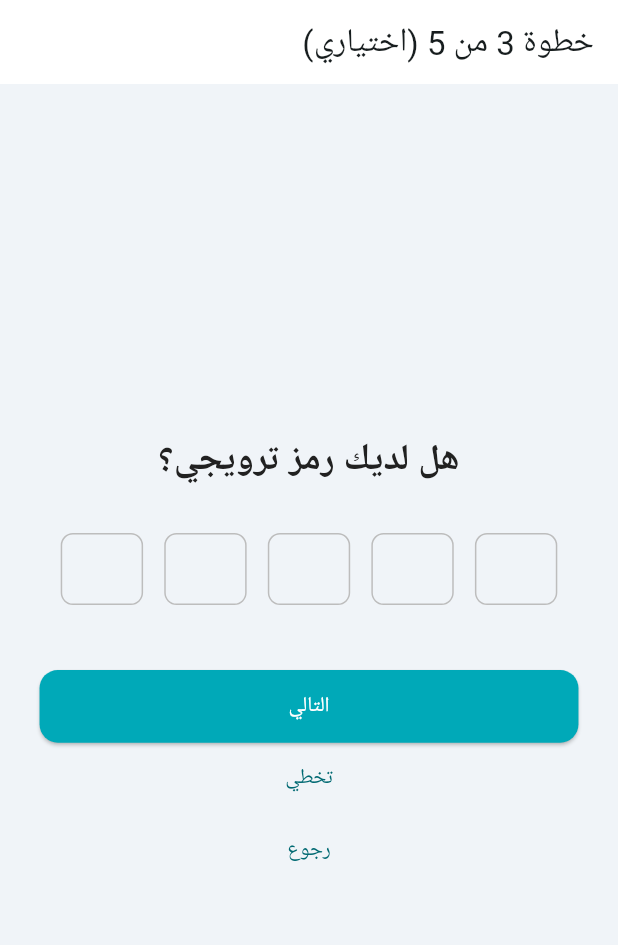
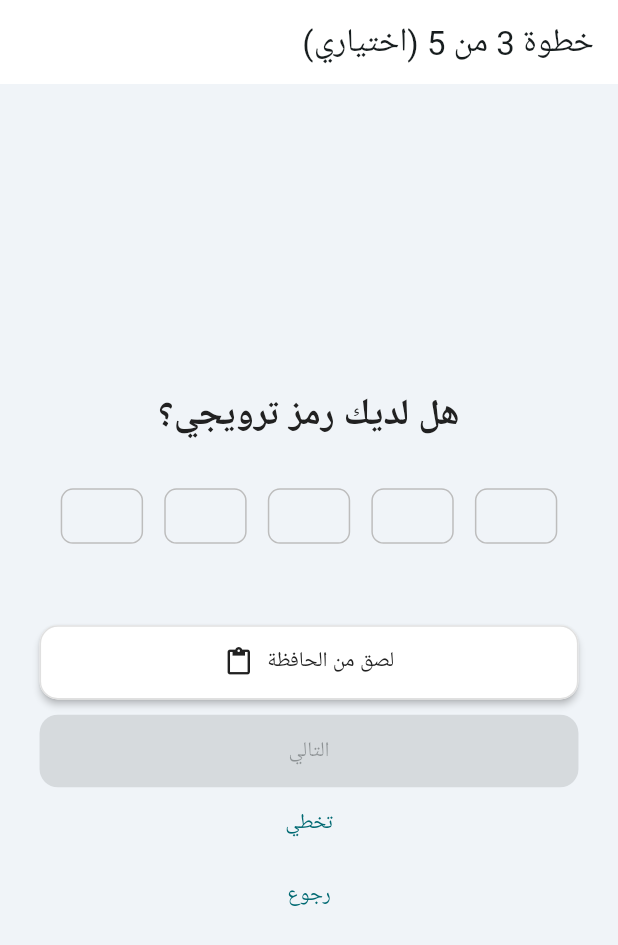
Before and after one commit to trapped963963-cyber/anatomy_quiz_app, a Flutter app: the PromoCodeScreen screen opened by its route, on a phone screen of 412 x 824 dp. Shown: the top 945 px of the screen. Run offline on Flutter 3.47's test engine with Material 3 defaults, Android fonts, the phone set to English and light mode, and no system bars; our stand-ins replace audioplayers, confetti, device_info_plus, flutter_riverpod, flutter_screenutil, go_router and 3 more; accounts and stored records are empty; Roboto replaces fonts that are missing (Cairo).

Commit message:
finish upgrading promocode screen

```diff
--- a/lib/presentation/screens/activation/promo_code_screen.dart
+++ b/lib/presentation/screens/activation/promo_code_screen.dart
@@ -6,6 +6,8 @@ import 'package:go_router/go_router.dart';
 import 'package:flutter_screenutil/flutter_screenutil.dart';
 import 'package:anatomy_quiz_app/presentation/providers/database_provider.dart';
 import 'package:anatomy_quiz_app/presentation/widgets/activation/promo_code_input.dart';
+import 'package:anatomy_quiz_app/presentation/theme/app_colors.dart';
+import 'package:flutter/services.dart'; // <-- RE-ADDED for Clipboard
 
 class PromoCodeScreen extends ConsumerStatefulWidget {
   const PromoCodeScreen({super.key});
@@ -15,30 +17,28 @@ class PromoCodeScreen extends ConsumerStatefulWidget {
 }
 
 class _PromoCodeScreenState extends ConsumerState<PromoCodeScreen> {
+  final _promoCodeInputKey = GlobalKey<PromoCodeInputState>(); // <-- RE-ADDED for Paste
   String _promoCode = '';
-  bool _isFilled = false;
   String? _errorText;
+  String? _successText;
+  bool _isCodeValid = false;
 
-  Future<void> _validateAndProceed() async {
-    if (_promoCode.isEmpty) {
-      context.push('/contact');
-      return;
-    }
+  Future<void> _validateCode(String code) async {
+    final db = ref.read(databaseHelperProvider);
+    final bytes = utf8.encode(code.toUpperCase());
+    final hash = sha256.convert(bytes).toString();
+    final isValid = await db.validatePromoCode(hash);
 
-    final db = ref.read(databaseHelperProvider);
-    final bytes = utf8.encode(_promoCode.toUpperCase());
-    final hash = sha256.convert(bytes).toString();
-
-    final isValid = await db.validatePromoCode(hash);
-    if (isValid) {
-      // In a real app, you might apply a discount or unlock a feature.
-      // For now, we just proceed.
-      context.go('/contact');
-    } else {
-      setState(() {
+    setState(() {
+      _isCodeValid = isValid;
+      if (isValid) {
+        _successText = 'رمز ترويجي صالح!';
+        _errorText = null;
+      } else {
         _errorText = 'الرمز الترويجي غير صالح';
-      });
-    }
+        _successText = null;
+      }
+    });
   }
 
   @override
@@ -58,14 +58,20 @@ class _PromoCodeScreenState extends ConsumerState<PromoCodeScreen> {
             ),
             SizedBox(height: 30.h),
             PromoCodeInput(
-              onCompleted: (code) {
+              key: _promoCodeInputKey, // <-- RE-ADDED for Paste
+              onValueChanged: (value) {
                 setState(() {
-                  _promoCode = code;
-                  _isFilled = true;
+                  _promoCode = value;
+                  _isCodeValid = false;
                   _errorText = null;
+                  _successText = null;
                 });
               },
+              onCompleted: (code) {
+                _validateCode(code);
+              },
             ),
+
             if (_errorText != null) ...[
               SizedBox(height: 10.h),
               Text(
@@ -74,13 +80,58 @@ class _PromoCodeScreenState extends ConsumerState<PromoCodeScreen> {
                 textAlign: TextAlign.center,
               )
             ],
+            if (_successText != null) ...[
+              SizedBox(height: 10.h),
+              Text(
+                _successText!,
+                style: const TextStyle(color: AppColors.correct),
+                textAlign: TextAlign.center,
+              )
+            ],
+
             SizedBox(height: 30.h),
+
             ElevatedButton(
-              onPressed: _validateAndProceed,
+              // A secondary style to distinguish it from the primary "Next" button.
+              style: ElevatedButton.styleFrom(
+                backgroundColor: AppColors.surface,
+                foregroundColor: AppColors.textPrimary,
+                elevation: 2,
+                side: BorderSide(color: Colors.grey.shade300),
+              ),
+              onPressed: () async {
+                final clipboardData = await Clipboard.getData(Clipboard.kTextPlain);
+                if (clipboardData == null || clipboardData.text == null) return;
+
+                _promoCodeInputKey.currentState?.paste(clipboardData.text!);
+              },
+              child: Row(
+                mainAxisAlignment: MainAxisAlignment.center,
+                children: [
+                  const Text('لصق من الحافظة'),
+                  SizedBox(width: 8.w),
+                  const Icon(Icons.content_paste, size: 20),
+                ],
+              ),
+            ),
+
+
+            SizedBox(height: 10.h),
+
+
+            ElevatedButton(
+              onPressed: _isCodeValid
+                  ? () {
+                      context.push('/contact');
+                    }
+                  : null,
               child: const Text('التالي'),
             ),
+
+
+
             TextButton(
-              onPressed: () => context.go('/contact'),
+              onPressed: () => context.push('/contact'),
               child: const Text('تخطي'),
             ),
             TextButton(onPressed: () => context.pop(), child: const Text('رجوع')),
--- a/lib/presentation/widgets/activation/promo_code_input.dart
+++ b/lib/presentation/widgets/activation/promo_code_input.dart
@@ -5,14 +5,20 @@ import 'package:anatomy_quiz_app/presentation/theme/app_colors.dart';
 
 class PromoCodeInput extends StatefulWidget {
   final Function(String) onCompleted;
+  // Added for consistency and better state management in the parent.
+  final Function(String) onValueChanged;
 
-  const PromoCodeInput({super.key, required this.onCompleted});
+  const PromoCodeInput({
+    super.key,
+    required this.onCompleted,
+    required this.onValueChanged,
+  });
 
   @override
-  State<PromoCodeInput> createState() => _PromoCodeInputState();
+  State<PromoCodeInput> createState() => PromoCodeInputState();
 }
 
-class _PromoCodeInputState extends State<PromoCodeInput> {
+class PromoCodeInputState extends State<PromoCodeInput> {
   late List<FocusNode> _focusNodes;
   late List<TextEditingController> _controllers;
   final int length = 5;
@@ -22,6 +28,33 @@ class _PromoCodeInputState extends State<PromoCodeInput> {
     super.initState();
     _focusNodes = List.generate(length, (index) => FocusNode());
     _controllers = List.generate(length, (index) => TextEditingController());
+
+    // ## NEW: "JUMP TO NEXT EMPTY" LOGIC ##
+    // Add a listener to each focus node.
+    for (int i = 0; i < _focusNodes.length; i++) {
+      _focusNodes[i].addListener(() {
+        // If any box gains focus...
+        if (_focusNodes[i].hasFocus) {
+          // ...immediately find the first empty controller.
+          int firstEmptyIndex = _controllers.indexWhere(
+            (controller) => controller.text.isEmpty,
+          );
+
+          // If an empty box is found...
+          if (firstEmptyIndex != -1) {
+            // ...and it's not the one that's already focused, move the focus there.
+            if (!_focusNodes[firstEmptyIndex].hasFocus) {
+              _focusNodes[firstEmptyIndex].requestFocus();
+            }
+          } else {
+            // If all boxes are full, move focus to the very last box.
+            if (!_focusNodes[length - 1].hasFocus) {
+              _focusNodes[length - 1].requestFocus();
+            }
+          }
+        }
+      });
+    }
   }
 
   @override
@@ -35,22 +68,58 @@ class _PromoCodeInputState extends State<PromoCodeInput> {
     super.dispose();
   }
 
+  void paste(String code) {
+    // Sanitize the input to only include alphanumeric characters
+    final sanitizedCode = code.replaceAll(RegExp(r'[^a-zA-Z0-9]'), '');
+
+    // Determine how many characters to paste (max is 5)
+    final lengthToPaste = sanitizedCode.length > length ? length : sanitizedCode.length;
+
+    // Fill the controllers with the pasted characters
+    for (int i = 0; i < lengthToPaste; i++) {
+      _controllers[i].text = sanitizedCode[i];
+    }
+
+    // After pasting, trigger the change handler to update the parent widget
+    // and move the focus to the correct position.
+    if (lengthToPaste > 0) {
+      _onTextChanged(_controllers[lengthToPaste - 1].text, lengthToPaste - 1);
+      if (lengthToPaste < length) {
+        _focusNodes[lengthToPaste].requestFocus();
+      }
+    }
+  }
+
   void _onTextChanged(String value, int index) {
+    // This method now only needs to handle moving the focus FORWARD.
     if (value.isNotEmpty && index < length - 1) {
       _focusNodes[index + 1].requestFocus();
     }
-    if (value.isEmpty && index > 0) {
-      _focusNodes[index - 1].requestFocus();
-    }
 
     final completeCode = _controllers.map((c) => c.text).join();
+    widget.onValueChanged(completeCode); // Notify parent on every change.
     if (completeCode.length == length) {
       widget.onCompleted(completeCode);
     }
   }
 
   Widget _buildBox(int index) {
-    return SizedBox(
+    return Focus(
+      // ## NEW: SMART BACKSPACE LOGIC ##
+      onKeyEvent: (node, event) {
+        if (event.logicalKey == LogicalKeyboardKey.backspace &&
+            event is KeyDownEvent) {
+          // If the field is ALREADY empty when backspace is pressed,
+          // then we handle the event ourselves.
+          if (_controllers[index].text.isEmpty && index > 0) {
+            _focusNodes[index - 1].requestFocus();
+            _controllers[index - 1].clear();
+            return KeyEventResult.handled; // We took control of the event.
+          }
+        }
+        return KeyEventResult.ignored; // Let the TextFormField handle it normally.
+      },
+      child: SizedBox(
         width: 50.w,
         height: 60.h,
         child: TextFormField(
@@ -65,6 +134,7 @@ class _PromoCodeInputState extends State<PromoCodeInput> {
           ],
           style: TextStyle(fontSize: 24.sp, fontWeight: FontWeight.bold),
           decoration: InputDecoration(
+            isDense: true,
             contentPadding: EdgeInsets.zero,
             border: OutlineInputBorder(
               borderRadius: BorderRadius.circular(8.r),
@@ -81,6 +151,7 @@ class _PromoCodeInputState extends State<PromoCodeInput> {
           ),
           onChanged: (value) => _onTextChanged(value, index),
         ),
+      ),
     );
   }
 
```
Lines whose indentation alone changed are shown as unchanged.
